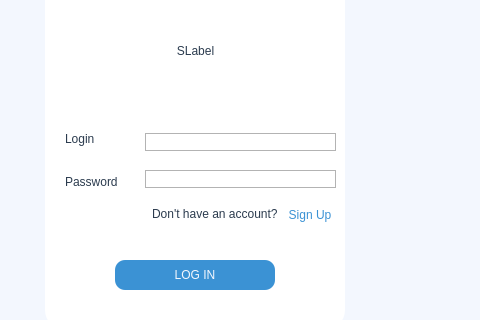
The window that uis/login_window.ui (pavdmit/sl) describes before a commit, drawn with Qt 5; both pictures show x 205 to 685 and y 100 to 420 of the 800 by 530 pixel window.
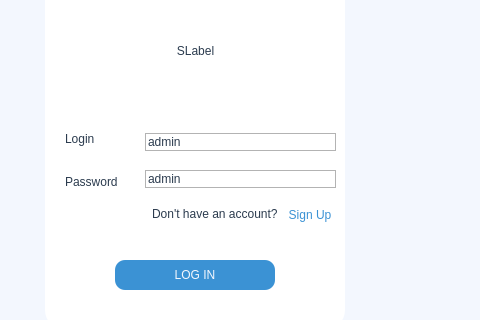
The same window after the commit.

The edit to the form file:
```diff
--- a/uis/login_window.ui
+++ b/uis/login_window.ui
@@ -98,6 +98,9 @@
 	color:rgb(43,59,78);
 }</string>
         </property>
+        <property name="text">
+         <string>admin</string>
+        </property>
        </widget>
       </item>
       <item>
@@ -110,6 +113,9 @@
 }
 </string>
         </property>
+        <property name="text">
+         <string>admin</string>
+        </property>
        </widget>
       </item>
      </layout>
```
